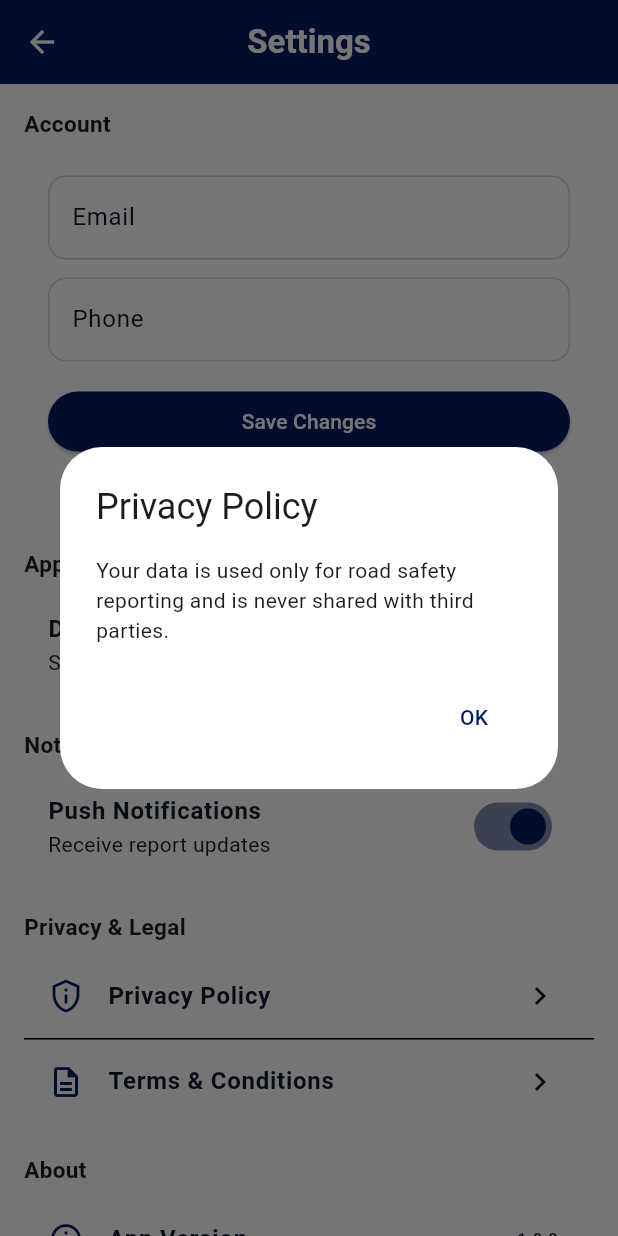
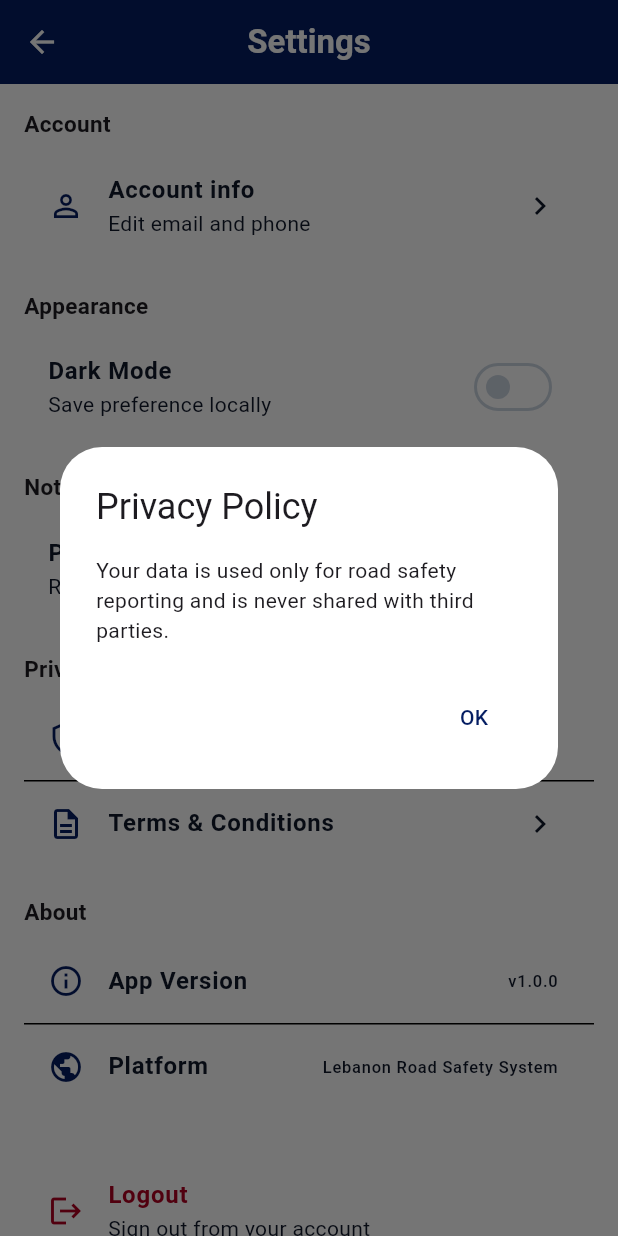
Before and after one commit to leyakassir/KifTari2_Mobile, a Flutter app: the SettingsScreen screen opened directly, after a tap on "Privacy Policy", on a phone screen of 412 x 824 dp. Run offline on Flutter 3.47's test engine with Material 3 defaults, Android fonts, the light colour scheme and no system bars; our stand-ins replace app_links, firebase_core, firebase_messaging, flutter_local_notifications, flutter_secure_storage, geolocator and 4 more; accounts and stored records are empty.

Commit message:
Move account edit to dedicated screen

```diff
--- a/kiftari2_mobile/lib/features/settings/settings_screen.dart
+++ b/kiftari2_mobile/lib/features/settings/settings_screen.dart
@@ -2,10 +2,10 @@ import 'package:flutter/material.dart';
 import 'package:shared_preferences/shared_preferences.dart';
 import '../../core/services/token_service.dart';
 import '../../core/services/notification_service.dart';
-import '../../core/services/auth_service.dart';
 import '../welcome/welcome_screen.dart';
 import 'package:provider/provider.dart';
 import '../../theme/theme_provider.dart';
+import 'account_settings_screen.dart';
 
 
 class SettingsScreen extends StatefulWidget {
@@ -17,22 +17,11 @@ class SettingsScreen extends StatefulWidget {
 
 class _SettingsScreenState extends State<SettingsScreen> {
   bool notificationsEnabled = true;
-  final TextEditingController _emailController = TextEditingController();
-  final TextEditingController _phoneController = TextEditingController();
-  bool _accountLoading = false;
 
   @override
   void initState() {
     super.initState();
     _loadSettings();
-    _loadAccount();
-  }
-
-  @override
-  void dispose() {
-    _emailController.dispose();
-    _phoneController.dispose();
-    super.dispose();
   }
 
   // ================= LOAD / SAVE =================
@@ -44,55 +33,9 @@ class _SettingsScreenState extends State<SettingsScreen> {
     });
   }
 
-  Future<void> _loadAccount() async {
-    final email = await TokenService.getEmail();
-    final phone = await TokenService.getPhone();
-    if (!mounted) return;
-    setState(() {
-      _emailController.text = email;
-      _phoneController.text = phone;
-    });
-  }
-
   Future<void> _saveNotifications(bool value) async {
     final prefs = await SharedPreferences.getInstance();
     await prefs.setBool("notifications", value);
-  }
-
-  Future<void> _saveAccount() async {
-    if (_accountLoading) return;
-    final email = _emailController.text.trim();
-    final phone = _phoneController.text.trim();
-
-    if (email.isEmpty && phone.isEmpty) {
-      _toast("Please enter email or phone");
-      return;
-    }
-
-    setState(() => _accountLoading = true);
-    final result = await AuthService.updateProfile(
-      email: email,
-      phone: phone,
-    );
-
-    if (!mounted) return;
-    setState(() => _accountLoading = false);
-
-    if (result["success"] == true) {
-      final data = result["data"];
-      final user = data is Map ? data["user"] : null;
-      if (user is Map) {
-        await TokenService.saveEmail(user["email"]?.toString());
-        await TokenService.savePhone(user["phone"]?.toString());
-        final emailVerified = user["emailVerified"];
-        if (emailVerified is bool) {
-          await TokenService.saveEmailVerified(emailVerified);
-        }
-      }
-      _toast("Profile updated");
-    } else {
-      _toast(result["message"]?.toString() ?? "Update failed");
-    }
   }
 
   // ================= UI =================
@@ -122,48 +65,22 @@ class _SettingsScreenState extends State<SettingsScreen> {
         children: [
           _sectionTitle("Account"),
           _card(
-            child: Padding(
-              padding: const EdgeInsets.all(16),
-              child: Column(
-                children: [
-                  TextField(
-                    controller: _emailController,
-                    keyboardType: TextInputType.emailAddress,
-                    decoration: const InputDecoration(
-                      labelText: "Email",
-                    ),
+            child: ListTile(
+              leading: Icon(Icons.person_outline, color: scheme.primary),
+              title: const Text(
+                "Account info",
+                style: TextStyle(fontWeight: FontWeight.w600),
+              ),
+              subtitle: const Text("Edit email and phone"),
+              trailing: const Icon(Icons.chevron_right),
+              onTap: () {
+                Navigator.push(
+                  context,
+                  MaterialPageRoute(
+                    builder: (_) => const AccountSettingsScreen(),
                   ),
-                  const SizedBox(height: 12),
-                  TextField(
-                    controller: _phoneController,
-                    keyboardType: TextInputType.phone,
-                    decoration: const InputDecoration(
-                      labelText: "Phone",
-                    ),
-                  ),
-                  const SizedBox(height: 16),
-                  SizedBox(
-                    width: double.infinity,
-                    child: ElevatedButton(
-                      onPressed: _accountLoading ? null : _saveAccount,
-                      child: _accountLoading
-                          ? const SizedBox(
-                              width: 18,
-                              height: 18,
-                              child: CircularProgressIndicator(
-                                strokeWidth: 2,
-                              ),
-                            )
-                          : const Text("Save Changes"),
-                    ),
-                  ),
-                  const SizedBox(height: 8),
-                  Text(
-                    "If you change your email, you'll need to verify it again.",
-                    style: Theme.of(context).textTheme.bodySmall,
-                  ),
-                ],
-              ),
+                );
+              },
             ),
           ),
 
@@ -348,8 +265,4 @@ class _SettingsScreenState extends State<SettingsScreen> {
     );
   }
 
-  void _toast(String message) {
-    ScaffoldMessenger.of(context)
-        .showSnackBar(SnackBar(content: Text(message)));
-  }
 }
```
Also changed, not shown: kiftari2_mobile/lib/features/settings/account_settings_screen.dart (added, +152 -0 lines).
